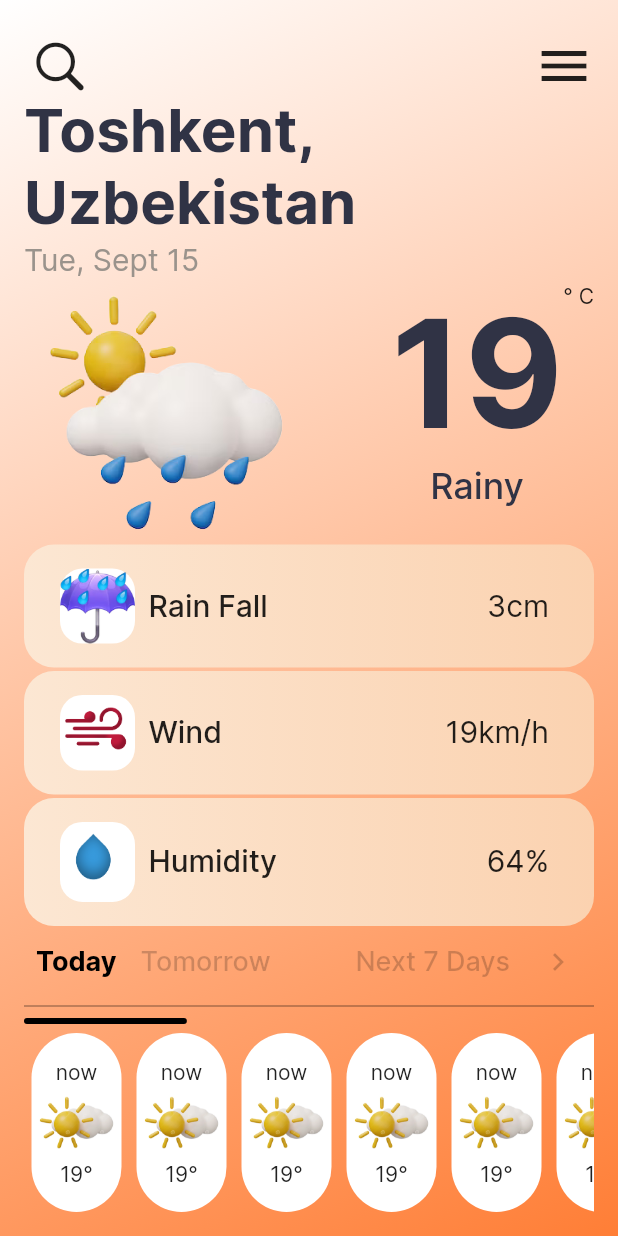
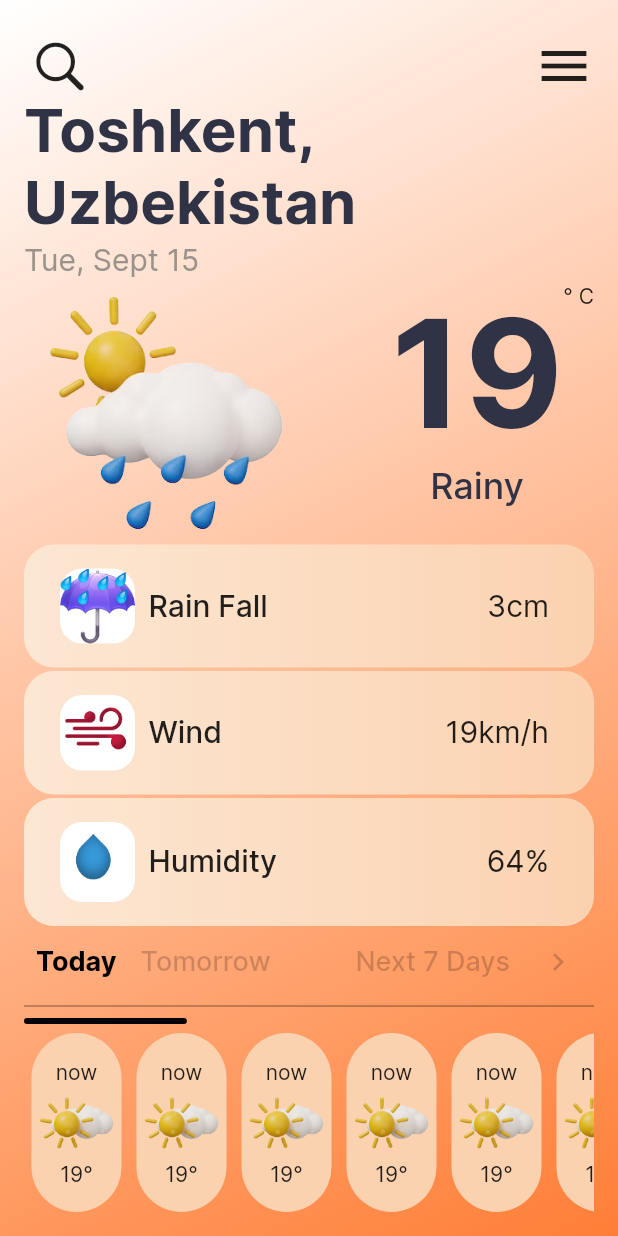
Before and after one commit to toxirjon96/weather_app, a Flutter app: the screen it shows after launch, on a phone screen of 412 x 824 dp. Run offline on Flutter 3.47's test engine with Material 2 defaults, Android fonts, the phone set to English and light mode, and no system bars.

Commit message:
some changes done

```diff
--- a/lib/src/pages/home_page/widget/home_appbar.dart
+++ b/lib/src/pages/home_page/widget/home_appbar.dart
@@ -1,9 +1,14 @@
 import 'package:flutter/cupertino.dart';
 import 'package:weather_app/weather_app_library.dart';
 
-class HomeAppBar extends StatelessWidget {
+class HomeAppBar extends StatefulWidget {
   const HomeAppBar({super.key});
 
+  @override
+  State<HomeAppBar> createState() => _HomeAppBarState();
+}
+
+class _HomeAppBarState extends State<HomeAppBar> {
   @override
   Widget build(BuildContext context) {
     return Row(
--- a/lib/src/pages/home_page/widget/weather_slider.dart
+++ b/lib/src/pages/home_page/widget/weather_slider.dart
@@ -58,7 +58,7 @@ class SliderItem extends StatelessWidget {
       ),
       decoration: BoxDecoration(
         borderRadius: BorderRadius.circular(40),
-        color: Colors.white,
+        color: const Color(0xFFFBD2B0),
       ),
       child: Column(
         mainAxisAlignment: MainAxisAlignment.center,
```
